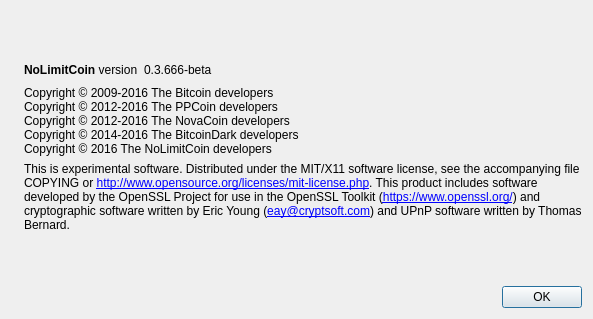
This is src/qt/forms/aboutdialog.ui in NoLimitCoin/NoLimitCoin-Core as Qt 5 draws it before an edit. The edited form follows.
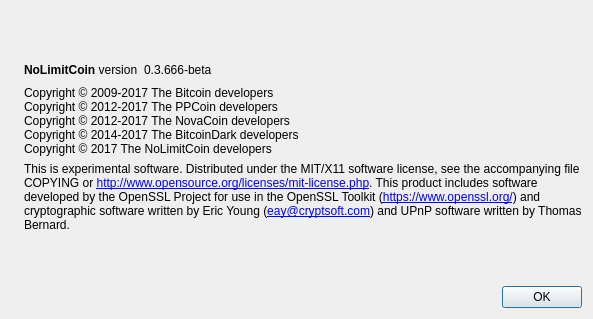
This is the edited form. Icons and pictures are not drawn.

Commit message: copyrights from 2016 to 2017 and bumping up version for new minor release

```diff
--- a/src/qt/forms/aboutdialog.ui
+++ b/src/qt/forms/aboutdialog.ui
@@ -91,11 +91,11 @@
         <cursorShape>IBeamCursor</cursorShape>
        </property>
        <property name="text">
-        <string>Copyright © 2009-2016 The Bitcoin developers
-Copyright © 2012-2016 The PPCoin developers
-Copyright © 2012-2016 The NovaCoin developers
-Copyright © 2014-2016 The BitcoinDark developers
-Copyright © 2016 The NoLimitCoin developers</string>
+        <string>Copyright © 2009-2017 The Bitcoin developers
+Copyright © 2012-2017 The PPCoin developers
+Copyright © 2012-2017 The NovaCoin developers
+Copyright © 2014-2017 The BitcoinDark developers
+Copyright © 2017 The NoLimitCoin developers</string>
        </property>
        <property name="textInteractionFlags">
         <set>Qt::LinksAccessibleByMouse|Qt::TextSelectableByKeyboard|Qt::TextSelectableByMouse</set>
```
The commit also changes 2 other files.
